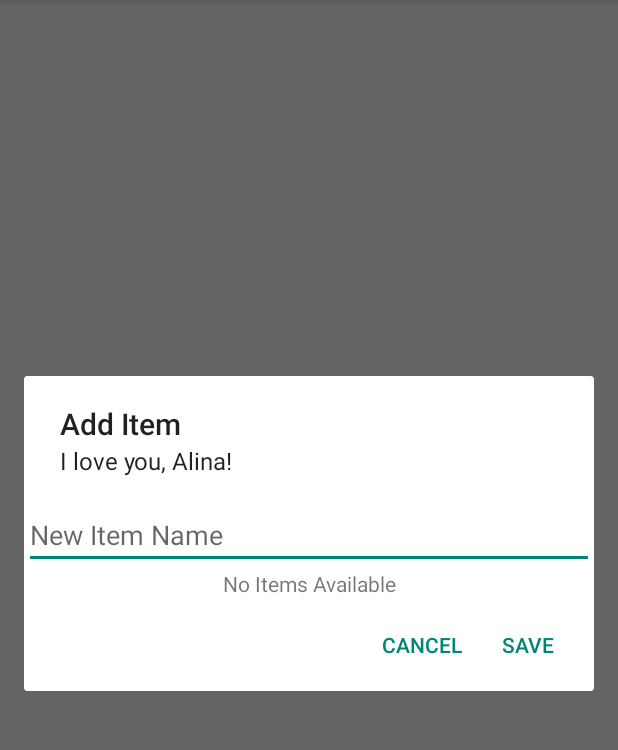
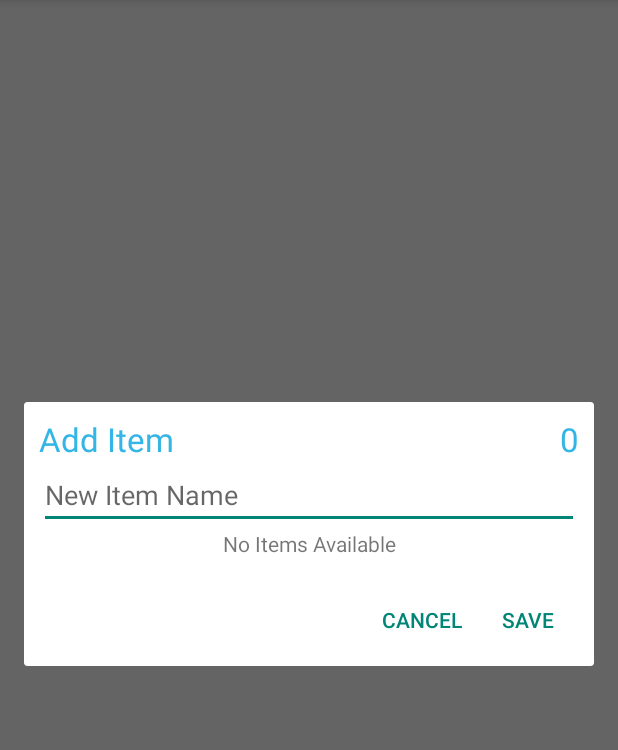
Before and after one commit to c-lombardi/ShoppingList, an Android app: the screen it shows after launch (Shopping_List), after a tap on "Add Item", on a phone screen of 412 x 824 dp, the part 84-834 px from its top. Run offline under Robolectric (Android 15) with nearby library versions, the phone set to English and light mode, and no system bars.

Commit message:
Adds selected item count, fixes dialog ui issues, optimizes calculations

```diff
--- a/Shopping_List/app/src/main/java/com/example/christopher/shopping_list/Shopping_List.java
+++ b/Shopping_List/app/src/main/java/com/example/christopher/shopping_list/Shopping_List.java
@@ -9,12 +9,12 @@ import android.support.v4.widget.SwipeRefreshLayout;
 import android.support.v7.app.AppCompatActivity;
 import android.os.Bundle;
 import android.text.Editable;
-import android.text.TextWatcher;
 import android.view.LayoutInflater;
 import android.view.Menu;
 import android.view.MenuItem;
 import android.view.View;
 import android.view.ViewGroup;
+import android.view.WindowManager;
 import android.widget.AdapterView;
 import android.widget.ArrayAdapter;
 import android.widget.EditText;
@@ -441,11 +441,10 @@ public class Shopping_List extends AppCompatActivity {
     public void AddNewItem(MenuItem view)
     {
         final AlertDialog.Builder alert = new AlertDialog.Builder(this);
-        alert.setTitle("Add Item");
-        alert.setMessage("I love you, Alina!");
         final LayoutInflater createEditItemInflater = Shopping_List.this.getLayoutInflater();
         final View inflatedView = createEditItemInflater.inflate(R.layout.create_item_layout, null);
         alert.setView(inflatedView);
+        final TextView libraryItemChosenHashSetCount = (TextView)inflatedView.findViewById(R.id.selectedItemsCount);
         itemLibraryArrayList = new ArrayList<>();
         itemLibraryChosenHashSet = new HashSet<>();
         libraryAdapter = new ItemsLibraryAdapter(inflatedView.getContext(), itemLibraryArrayList);
@@ -477,16 +476,8 @@ public class Shopping_List extends AppCompatActivity {
             public void onItemClick(AdapterView<?> parent, View view, int position, long id) {
                 TextView itemNameTextView = (TextView) view.findViewById(R.id.itemName);
                 String chosenItemName = itemNameTextView.getText().toString();
-                Item foundItem = new Item.ItemBuilder(chosenItemName).build();
-                boolean isItemFound = false;
-                for(Item i : itemLibraryChosenHashSet)
-                {
-                    if(i.equals(foundItem)){
-                        foundItem = i;
-                        isItemFound = true;
-                    }
-                }
-                if(isItemFound){
+                Item foundItem = new Item.ItemBuilder(Integer.parseInt(view.getTag().toString()), chosenItemName).build();
+                if(itemLibraryChosenHashSet.contains(foundItem)){
                     view.setBackgroundColor(Color.TRANSPARENT);
                     itemLibraryChosenHashSet.remove(foundItem);
                 } else {
@@ -494,7 +485,7 @@ public class Shopping_List extends AppCompatActivity {
                     itemLibraryChosenHashSet.add(i);
                     changeColorLibrary(i, view);
                 }
-
+                libraryItemChosenHashSetCount.setText(String.valueOf(itemLibraryChosenHashSet.size()));
                 if (itemLibraryChosenHashSet.size() == 0) {
                     itemNameView.setHint(R.string.add_item);
                 } else {
@@ -532,7 +523,7 @@ public class Shopping_List extends AppCompatActivity {
             public void onClick(DialogInterface dialog, int whichButton) {
             }
         });
-        alert.show();
+        alert.show().getWindow().setSoftInputMode(WindowManager.LayoutParams.SOFT_INPUT_ADJUST_RESIZE);
     }
 
     private class ItemsLibraryAdapter extends ArrayAdapter<Item> {
@@ -557,6 +548,7 @@ public class Shopping_List extends AppCompatActivity {
                 e.printStackTrace();
             }
             changeColorLibrary(item, convertView);
+            convertView.setTag(item.getId());
             // Return the completed view to render on screen
             return convertView;
         }
--- a/Shopping_List/app/src/main/res/layout/create_item_layout.xml
+++ b/Shopping_List/app/src/main/res/layout/create_item_layout.xml
@@ -1,17 +1,32 @@
 <?xml version="1.0" encoding="utf-8"?>
 <RelativeLayout xmlns:android="http://schemas.android.com/apk/res/android"
-    android:orientation="vertical" android:layout_width="match_parent"
-    android:layout_height="wrap_content">
+    android:orientation="vertical"
+    android:layout_width="match_parent"
+    android:layout_height="wrap_content"
+    android:paddingLeft="10dp"
+    android:paddingTop="10dp"
+    android:paddingRight="10dp"
+    android:paddingBottom="10dp">
+    <TextView
+        android:layout_width="wrap_content"
+        android:layout_height="wrap_content"
+        android:textAppearance="?android:attr/textAppearanceLarge"
+        android:text="@string/add_item"
+        android:id="@+id/AddItemTextId"
+        android:layout_alignParentLeft="true"
+        android:layout_alignParentStart="true"
+        android:layout_alignParentTop="true"
+        android:textColor="#ff33b5e5"/>
     <EditText
         android:layout_width="match_parent"
         android:layout_height="wrap_content"
-        android:layout_alignParentTop="true"
         android:id="@+id/itemName"
-        android:paddingTop="0dp"
+        android:paddingTop="10dp"
         android:layout_gravity="center_horizontal"
         android:hint="@string/new_item_name"
         android:singleLine="true"
-        android:layout_row="1" />
+        android:layout_row="1"
+        android:layout_below="@+id/AddItemTextId" />
     <ListView
         android:layout_width="match_parent"
         android:layout_height="wrap_content"
@@ -27,4 +42,16 @@
         android:layout_below="@+id/itemName"
         android:text="@string/no_items">
     </TextView>
+
+    <TextView
+        android:layout_width="wrap_content"
+        android:layout_height="wrap_content"
+        android:textAppearance="?android:attr/textAppearanceLarge"
+        android:text="0"
+        android:id="@+id/selectedItemsCount"
+        android:layout_alignTop="@+id/AddItemTextId"
+        android:layout_alignParentRight="true"
+        android:layout_alignParentEnd="true"
+        android:textColor="#ff33b5e5" />
+
 </RelativeLayout>
```
Also changed, not shown: 2 other files.
